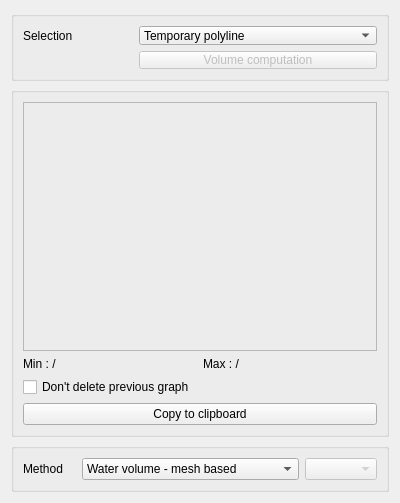
Qt form meshlayertools/VolumeTool.ui (Artelia/PostTelemac) before a commit.
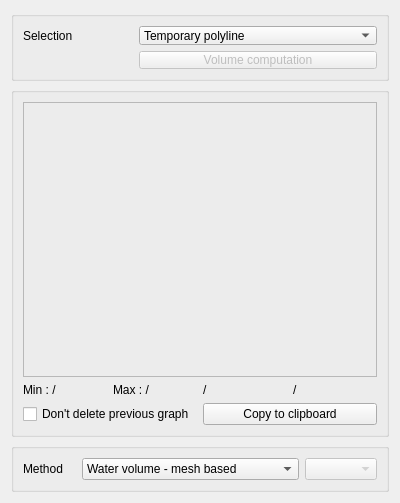
The same form after that commit. Icons and pictures are not drawn.

```diff
--- a/meshlayertools/VolumeTool.ui
+++ b/meshlayertools/VolumeTool.ui
@@ -102,6 +102,13 @@
       <string/>
      </property>
      <layout class="QGridLayout" name="gridLayout_28">
+      <item row="1" column="2">
+       <widget class="QLabel" name="label_X">
+        <property name="text">
+         <string>/</string>
+        </property>
+       </widget>
+      </item>
       <item row="2" column="0" colspan="2">
        <widget class="QCheckBox" name="checkBox">
         <property name="text">
@@ -141,14 +148,14 @@
         </property>
        </widget>
       </item>
-      <item row="3" column="0" colspan="2">
-       <widget class="QPushButton" name="pushButton_5">
+      <item row="1" column="3">
+       <widget class="QLabel" name="label_Y">
         <property name="text">
-         <string>Copy to clipboard</string>
+         <string>/</string>
         </property>
        </widget>
       </item>
-      <item row="0" column="0" colspan="2">
+      <item row="0" column="0" colspan="4">
        <widget class="QFrame" name="frame">
         <property name="frameShape">
          <enum>QFrame::StyledPanel</enum>
@@ -158,6 +165,13 @@
         </property>
        </widget>
       </item>
+      <item row="2" column="2" colspan="2">
+       <widget class="QPushButton" name="pushButton_5">
+        <property name="text">
+         <string>Copy to clipboard</string>
+        </property>
+       </widget>
+      </item>
      </layout>
     </widget>
    </item>
```
